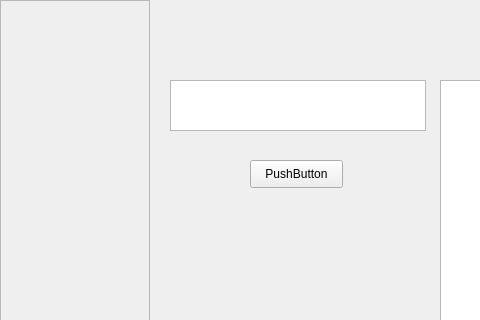
Old version of the form Resources/window.ui in the repository AntZot/GamedevDB; both pictures show x 0 to 480 and y 0 to 320 of the 1120 by 853 pixel window.
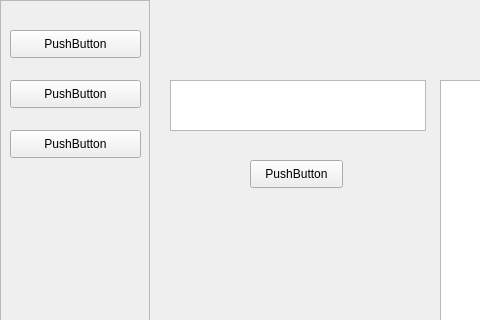
New version of the form.

Patch:
```diff
--- a/Resources/window.ui
+++ b/Resources/window.ui
@@ -29,6 +29,45 @@
     <property name="frameShadow">
      <enum>QFrame::Raised</enum>
     </property>
+    <widget class="QPushButton" name="pushButton_3">
+     <property name="geometry">
+      <rect>
+       <x>10</x>
+       <y>30</y>
+       <width>131</width>
+       <height>28</height>
+      </rect>
+     </property>
+     <property name="text">
+      <string>PushButton</string>
+     </property>
+    </widget>
+    <widget class="QPushButton" name="pushButton_4">
+     <property name="geometry">
+      <rect>
+       <x>10</x>
+       <y>80</y>
+       <width>131</width>
+       <height>28</height>
+      </rect>
+     </property>
+     <property name="text">
+      <string>PushButton</string>
+     </property>
+    </widget>
+    <widget class="QPushButton" name="pushButton_5">
+     <property name="geometry">
+      <rect>
+       <x>10</x>
+       <y>130</y>
+       <width>131</width>
+       <height>28</height>
+      </rect>
+     </property>
+     <property name="text">
+      <string>PushButton</string>
+     </property>
+    </widget>
    </widget>
    <widget class="QStackedWidget" name="stackedWidget">
     <property name="geometry">
```
